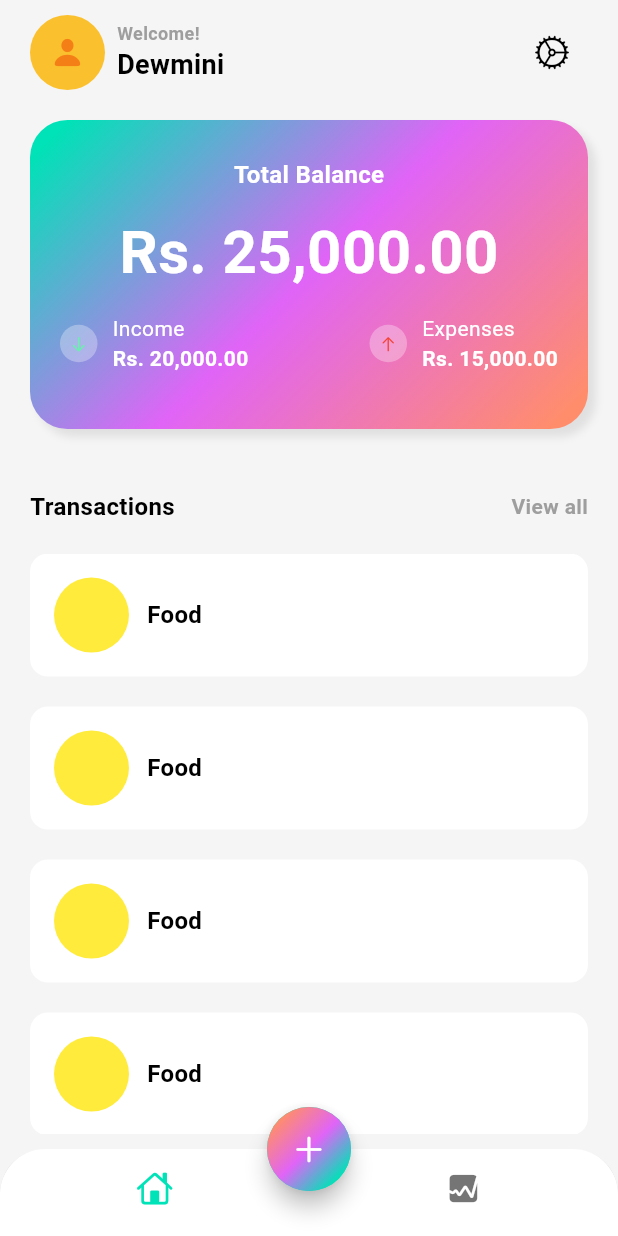
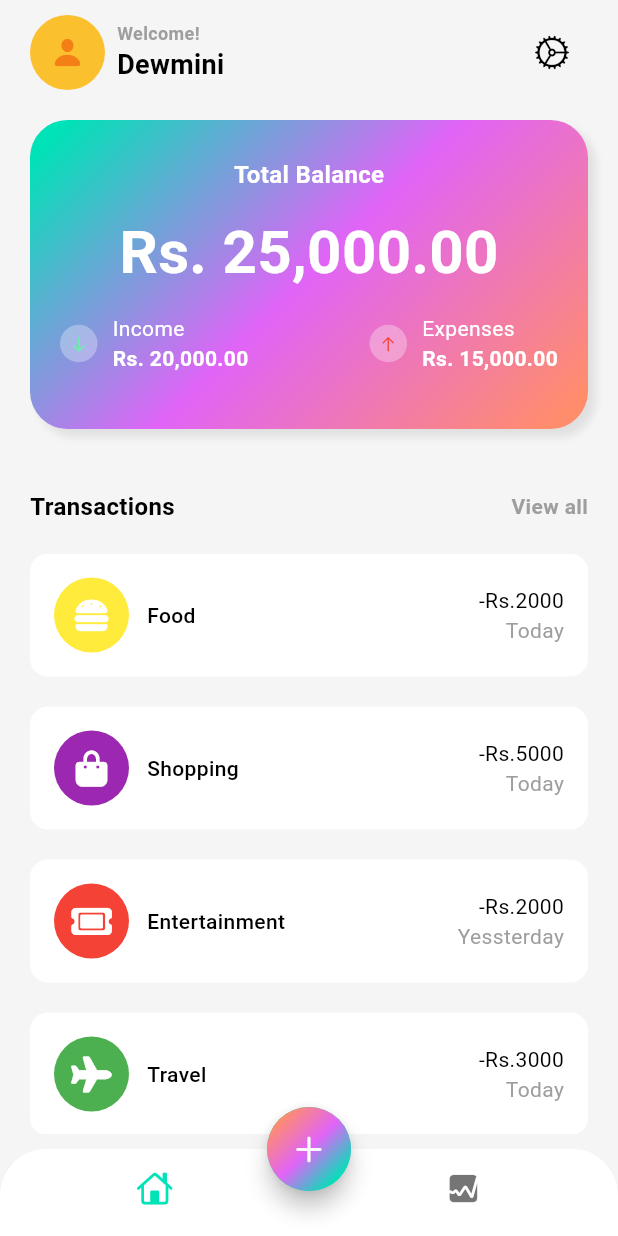
Before and after one commit to nilupul-dew/expenses_tracker, a Flutter app: the screen it shows after launch, on a phone screen of 412 x 824 dp. Run offline on Flutter 3.47's test engine with Material 3 defaults, Android fonts, the phone set to English and light mode, and no system bars; our stand-ins replace font_awesome_flutter.

Commit message:
completed home screen UI
still no firebase connection. just the flutter ui is developed.

```diff
--- /dev/null
+++ b/expense_tracker_app/lib/data/data.dart
@@ -0,0 +1,33 @@
+import 'package:flutter/material.dart';
+import 'package:font_awesome_flutter/font_awesome_flutter.dart';
+
+List<Map<String, dynamic>> transactionData = [
+  {
+    'icon':const FaIcon(FontAwesomeIcons.burger,  color: Colors.white),
+    'color': Colors.yellow,
+    'name': 'Food',
+    'totalAmount': '-Rs.2000',
+    'date': 'Today'
+  },
+  {
+    'icon':const FaIcon(FontAwesomeIcons.bagShopping,  color: Colors.white),
+    'color': Colors.purple,
+    'name': 'Shopping',
+    'totalAmount': '-Rs.5000',
+    'date': 'Today'
+  },
+  {
+    'icon':const FaIcon(FontAwesomeIcons.ticket,  color: Colors.white),
+    'color': Colors.red,
+    'name': 'Entertainment',
+    'totalAmount': '-Rs.2000',
+    'date': 'Yessterday'
+  },
+  {
+    'icon':const FaIcon(FontAwesomeIcons.plane,  color: Colors.white),
+    'color': Colors.green,
+    'name': 'Travel',
+    'totalAmount': '-Rs.3000',
+    'date': 'Today'
+  }
+];
--- a/expense_tracker_app/lib/screens/home/views/main_screen.dart
+++ b/expense_tracker_app/lib/screens/home/views/main_screen.dart
@@ -1,5 +1,6 @@
 import 'dart:math';
 
+import 'package:expense_tracker_app/data/data.dart';
 import 'package:flutter/cupertino.dart';
 import 'package:flutter/material.dart';
 
@@ -139,7 +140,7 @@ class MainScreen extends StatelessWidget {
                             const Column(
                               crossAxisAlignment: CrossAxisAlignment.start,
                               children: [
-                                const Text(
+                                Text(
                                   "Income",
                                   style: TextStyle(
                                     fontSize: 14,
@@ -147,7 +148,7 @@ class MainScreen extends StatelessWidget {
                                     fontWeight: FontWeight.w400,
                                   ),
                                 ),
-                                const Text(
+                                Text(
                                   "Rs. 20,000.00",
                                   style: TextStyle(
                                     fontSize: 14,
@@ -180,7 +181,7 @@ class MainScreen extends StatelessWidget {
                             const Column(
                               crossAxisAlignment: CrossAxisAlignment.start,
                               children: [
-                                const Text(
+                                Text(
                                   "Expenses",
                                   style: TextStyle(
                                     fontSize: 14,
@@ -188,7 +189,7 @@ class MainScreen extends StatelessWidget {
                                     fontWeight: FontWeight.w400,
                                   ),
                                 ),
-                                const Text(
+                                Text(
                                   "Rs. 15,000.00",
                                   style: TextStyle(
                                     fontSize: 14,
@@ -236,7 +237,7 @@ class MainScreen extends StatelessWidget {
             const SizedBox(height: 20),
             Expanded(
               child: ListView.builder(
-                itemCount: 4,
+                itemCount: transactionData.length,
                 itemBuilder: (context, int i) {
                   return Padding(
                     padding: const EdgeInsets.only(bottom: 20),
@@ -248,23 +249,58 @@ class MainScreen extends StatelessWidget {
                       child: Padding(
                         padding: const EdgeInsets.all(16.0),
                         child: Row(
+                          mainAxisAlignment: MainAxisAlignment.spaceBetween,
+                          children: [
+                            Row(
+                              children: [
+                                Stack(
+                                  alignment: Alignment.center,
                                   children: [
                                     Container(
                                       width: 50,
                                       height: 50,
                                       decoration: BoxDecoration(
-                                color: Colors.yellow,
+                                        color: transactionData[i]['color'],
                                         shape: BoxShape.circle,
                                       ),
                                     ),
-                            SizedBox(width: 12),
+                                    transactionData[i]['icon'],
+                                  ],
+                                ),
+                                const SizedBox(width: 12),
                                 Text(
-                              'Food',
+                                  transactionData[i]['name'],
                                   style: TextStyle(
-                                fontSize: 16,
-                                color: Theme.of(context).colorScheme.onSurface,
-                                fontWeight: FontWeight.w600,
+                                    fontSize: 14,
+                                    color:
+                                        Theme.of(context).colorScheme.onSurface,
+                                    fontWeight: FontWeight.w500,
                                   ),
+                                ),
+                              ],
+                            ),
+                            Column(
+                              crossAxisAlignment: CrossAxisAlignment.end,
+                              children: [
+                                Text(
+                                  transactionData[i]['totalAmount'],
+                                  style: TextStyle(
+                                    fontSize: 14,
+                                    color:
+                                        Theme.of(context).colorScheme.onSurface,
+                                    fontWeight: FontWeight.w400,
+                                  ),
+                                ),
+                                Text(
+                                  transactionData[i]['date'],
+                                  style: TextStyle(
+                                    fontSize: 14,
+                                    color:
+                                        Theme.of(context).colorScheme.outline,
+                                    fontWeight: FontWeight.w400,
+                                  ),
+                                ),
+                              ],
                             ),
                           ],
                         ),
--- a/expense_tracker_app/pubspec.yaml
+++ b/expense_tracker_app/pubspec.yaml
@@ -34,6 +34,7 @@ dependencies:
   # The following adds the Cupertino Icons font to your application.
   # Use with the CupertinoIcons class for iOS style icons.
   cupertino_icons: ^1.0.8
+  font_awesome_flutter: ^10.8.0
 
 dev_dependencies:
   flutter_test:
```
Also changed, not shown: expense_tracker_app/pubspec.lock. Lines whose indentation alone changed are shown as unchanged.
